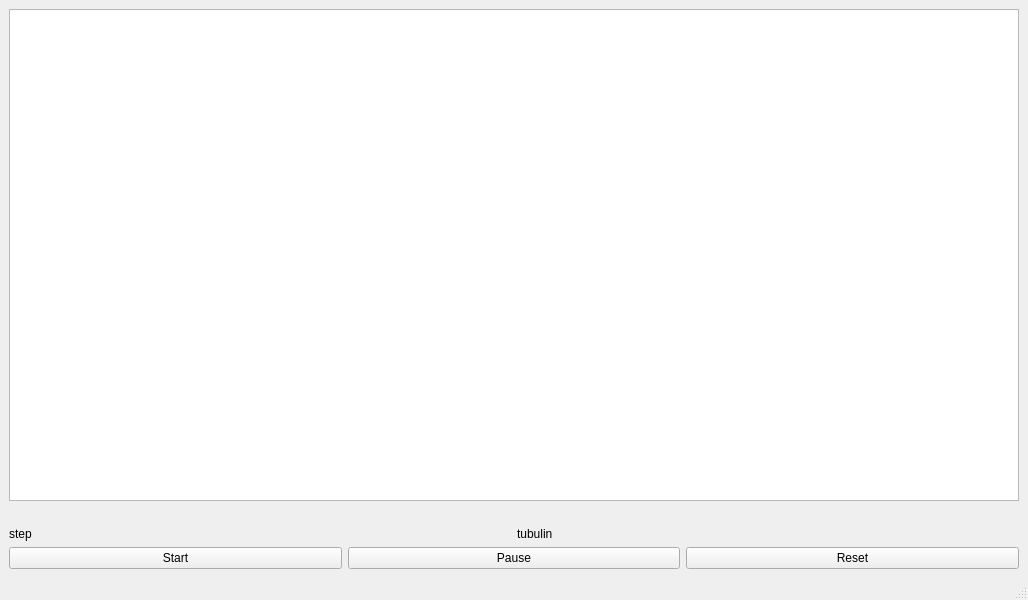
Qt form ui/mainwindow.ui (dhesenkamp/mt-dynamics) before a commit.
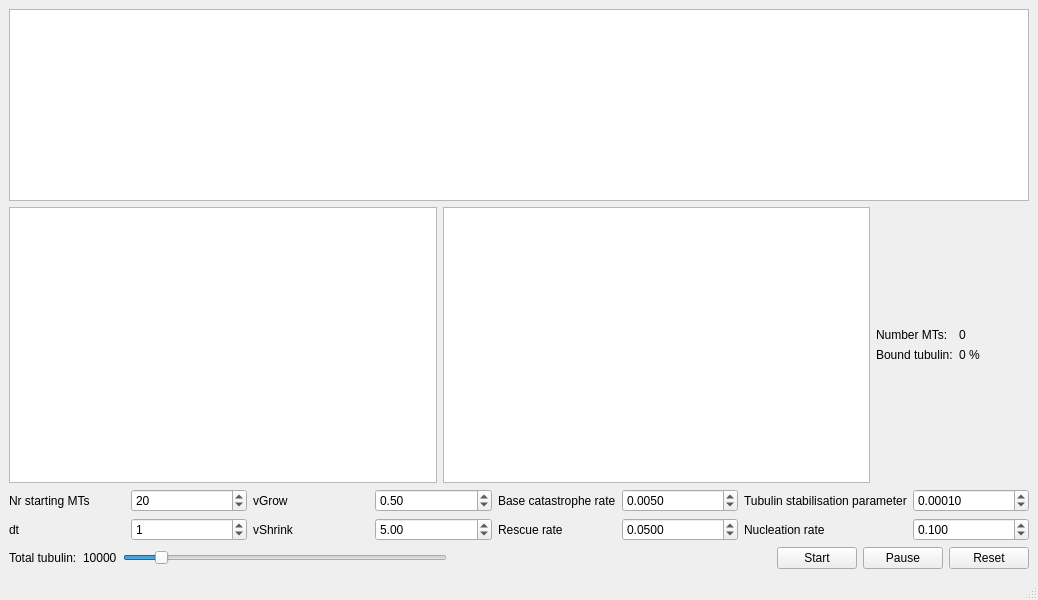
The same form after that commit. Custom widgets are drawn as their Qt base class.

Commit message: feat: add plots, controls, more functions (see README for details on core logic)

Diff of the .ui file:
```diff
--- a/ui/mainwindow.ui
+++ b/ui/mainwindow.ui
@@ -6,59 +6,295 @@
    <rect>
     <x>0</x>
     <y>0</y>
-    <width>800</width>
+    <width>1038</width>
     <height>600</height>
    </rect>
   </property>
+  <property name="sizePolicy">
+   <sizepolicy hsizetype="Preferred" vsizetype="Preferred">
+    <horstretch>0</horstretch>
+    <verstretch>0</verstretch>
+   </sizepolicy>
+  </property>
   <property name="windowTitle">
    <string>MainWindow</string>
   </property>
   <widget class="QWidget" name="centralwidget">
    <layout class="QVBoxLayout" name="verticalLayout_3">
     <item>
-     <layout class="QVBoxLayout" name="verticalLayout_2">
+     <widget class="QGraphicsView" name="graphicsView">
+      <property name="sizePolicy">
+       <sizepolicy hsizetype="Expanding" vsizetype="Minimum">
+        <horstretch>0</horstretch>
+        <verstretch>0</verstretch>
+       </sizepolicy>
+      </property>
+     </widget>
+    </item>
+    <item>
+     <layout class="QHBoxLayout" name="metricsLayout">
       <item>
-       <layout class="QHBoxLayout" name="horizontalLayout">
-        <item>
-         <widget class="QGraphicsView" name="graphicsView">
+       <widget class="QChartView" name="mtLengthChart"/>
+      </item>
+      <item>
+       <widget class="QChartView" name="tubulinChart"/>
+      </item>
+      <item>
+       <layout class="QGridLayout" name="metrics">
+        <item row="3" column="0">
+         <widget class="QLabel" name="boundTubLabel">
+          <property name="text">
+           <string>Bound tubulin:</string>
+          </property>
+         </widget>
+        </item>
+        <item row="2" column="1">
+         <widget class="QLabel" name="nrMtsDisplay">
+          <property name="text">
+           <string>0</string>
+          </property>
+         </widget>
+        </item>
+        <item row="4" column="0">
+         <spacer name="verticalSpacer">
+          <property name="orientation">
+           <enum>Qt::Orientation::Vertical</enum>
+          </property>
+          <property name="sizeHint" stdset="0">
+           <size>
+            <width>20</width>
+            <height>40</height>
+           </size>
+          </property>
+         </spacer>
+        </item>
+        <item row="2" column="0">
+         <widget class="QLabel" name="nrMtsLabel">
+          <property name="text">
+           <string>Number MTs:</string>
+          </property>
+         </widget>
+        </item>
+        <item row="3" column="1">
+         <widget class="QLabel" name="boundTubDisplay">
           <property name="minimumSize">
            <size>
-            <width>1010</width>
-            <height>110</height>
+            <width>50</width>
+            <height>0</height>
            </size>
           </property>
+          <property name="text">
+           <string>0 %</string>
+          </property>
          </widget>
         </item>
+        <item row="1" column="0">
+         <spacer name="verticalSpacer_2">
+          <property name="orientation">
+           <enum>Qt::Orientation::Vertical</enum>
+          </property>
+          <property name="sizeHint" stdset="0">
+           <size>
+            <width>20</width>
+            <height>40</height>
+           </size>
+          </property>
+         </spacer>
+        </item>
        </layout>
       </item>
+      <item>
+       <spacer name="verticalSpacer_3">
+        <property name="orientation">
+         <enum>Qt::Orientation::Vertical</enum>
+        </property>
+        <property name="sizeHint" stdset="0">
+         <size>
+          <width>20</width>
+          <height>40</height>
+         </size>
+        </property>
+       </spacer>
+      </item>
      </layout>
     </item>
     <item>
-     <spacer name="horizontalSpacer">
-      <property name="orientation">
-       <enum>Qt::Orientation::Horizontal</enum>
-      </property>
-      <property name="sizeHint" stdset="0">
-       <size>
-        <width>40</width>
-        <height>20</height>
-       </size>
-      </property>
-     </spacer>
-    </item>
-    <item>
-     <layout class="QGridLayout" name="gridLayout_2">
+     <layout class="QGridLayout" name="gridLayout">
+      <item row="0" column="2">
+       <widget class="QLabel" name="label">
+        <property name="text">
+         <string>vGrow</string>
+        </property>
+       </widget>
+      </item>
+      <item row="2" column="3">
+       <widget class="QDoubleSpinBox" name="vShrinkSpinBox">
+        <property name="maximum">
+         <double>10.000000000000000</double>
+        </property>
+        <property name="singleStep">
+         <double>0.100000000000000</double>
+        </property>
+        <property name="value">
+         <double>5.000000000000000</double>
+        </property>
+       </widget>
+      </item>
+      <item row="2" column="2">
+       <widget class="QLabel" name="label_2">
+        <property name="text">
+         <string>vShrink</string>
+        </property>
+       </widget>
+      </item>
+      <item row="2" column="6">
+       <widget class="QLabel" name="label_9">
+        <property name="text">
+         <string>Nucleation rate</string>
+        </property>
+       </widget>
+      </item>
+      <item row="0" column="6">
+       <widget class="QLabel" name="label_8">
+        <property name="text">
+         <string>Tubulin stabilisation parameter</string>
+        </property>
+       </widget>
+      </item>
+      <item row="2" column="1">
+       <widget class="QSpinBox" name="dtSpinBox">
+        <property name="minimum">
+         <number>0</number>
+        </property>
+        <property name="maximum">
+         <number>100</number>
+        </property>
+        <property name="singleStep">
+         <number>1</number>
+        </property>
+        <property name="stepType">
+         <enum>QAbstractSpinBox::StepType::DefaultStepType</enum>
+        </property>
+        <property name="value">
+         <number>1</number>
+        </property>
+        <property name="displayIntegerBase">
+         <number>10</number>
+        </property>
+       </widget>
+      </item>
+      <item row="2" column="0">
+       <widget class="QLabel" name="label_3">
+        <property name="text">
+         <string>dt</string>
+        </property>
+       </widget>
+      </item>
       <item row="0" column="0">
-       <widget class="QLabel" name="stepCountLabel">
+       <widget class="QLabel" name="label_5">
         <property name="text">
-         <string>step</string>
+         <string>Nr starting MTs</string>
+        </property>
+       </widget>
+      </item>
+      <item row="0" column="3">
+       <widget class="QDoubleSpinBox" name="vGrowSpinBox">
+        <property name="maximum">
+         <double>10.000000000000000</double>
+        </property>
+        <property name="singleStep">
+         <double>0.100000000000000</double>
+        </property>
+        <property name="value">
+         <double>0.500000000000000</double>
+        </property>
+       </widget>
+      </item>
+      <item row="0" column="4">
+       <widget class="QLabel" name="label_7">
+        <property name="text">
+         <string>Base catastrophe rate</string>
+        </property>
+       </widget>
+      </item>
+      <item row="2" column="4">
+       <widget class="QLabel" name="label_4">
+        <property name="text">
+         <string>Rescue rate</string>
         </property>
        </widget>
       </item>
       <item row="0" column="1">
-       <widget class="QLabel" name="freeTubulinLabel">
-        <property name="text">
-         <string>tubulin</string>
+       <widget class="QSpinBox" name="nrMtsSpinBox">
+        <property name="maximum">
+         <number>1000</number>
+        </property>
+        <property name="value">
+         <number>20</number>
+        </property>
+       </widget>
+      </item>
+      <item row="0" column="5">
+       <widget class="QDoubleSpinBox" name="baseCatRateSpinBox">
+        <property name="decimals">
+         <number>4</number>
+        </property>
+        <property name="maximum">
+         <double>1.000000000000000</double>
+        </property>
+        <property name="singleStep">
+         <double>0.001000000000000</double>
+        </property>
+        <property name="value">
+         <double>0.005000000000000</double>
+        </property>
+       </widget>
+      </item>
+      <item row="2" column="5">
+       <widget class="QDoubleSpinBox" name="rescueRateSpinBox">
+        <property name="decimals">
+         <number>4</number>
+        </property>
+        <property name="maximum">
+         <double>1.000000000000000</double>
+        </property>
+        <property name="singleStep">
+         <double>0.010000000000000</double>
+        </property>
+        <property name="value">
+         <double>0.050000000000000</double>
+        </property>
+       </widget>
+      </item>
+      <item row="0" column="7">
+       <widget class="QDoubleSpinBox" name="alphaSpinBox">
+        <property name="decimals">
+         <number>5</number>
+        </property>
+        <property name="maximum">
+         <double>1.000000000000000</double>
+        </property>
+        <property name="singleStep">
+         <double>0.000100000000000</double>
+        </property>
+        <property name="value">
+         <double>0.000100000000000</double>
+        </property>
+       </widget>
+      </item>
+      <item row="2" column="7">
+       <widget class="QDoubleSpinBox" name="nucRateSpinBox">
+        <property name="decimals">
+         <number>3</number>
+        </property>
+        <property name="maximum">
+         <double>1.000000000000000</double>
+        </property>
+        <property name="singleStep">
+         <double>0.100000000000000</double>
+        </property>
+        <property name="value">
+         <double>0.100000000000000</double>
         </property>
        </widget>
       </item>
@@ -66,6 +302,76 @@
     </item>
     <item>
      <layout class="QHBoxLayout" name="controls">
+      <item>
+       <widget class="QLabel" name="label_6">
+        <property name="text">
+         <string>Total tubulin:</string>
+        </property>
+       </widget>
+      </item>
+      <item>
+       <widget class="QLabel" name="totalTubDisplay">
+        <property name="text">
+         <string>10000</string>
+        </property>
+        <property name="textFormat">
+         <enum>Qt::TextFormat::AutoText</enum>
+        </property>
+       </widget>
+      </item>
+      <item>
+       <widget class="QSlider" name="totalTubSlider">
+        <property name="sizePolicy">
+         <sizepolicy hsizetype="Expanding" vsizetype="Fixed">
+          <horstretch>0</horstretch>
+          <verstretch>0</verstretch>
+         </sizepolicy>
+        </property>
+        <property name="toolTip">
+         <string/>
+        </property>
+        <property name="maximum">
+         <number>100000</number>
+        </property>
+        <property name="singleStep">
+         <number>1000</number>
+        </property>
+        <property name="pageStep">
+         <number>100</number>
+        </property>
+        <property name="value">
+         <number>10000</number>
+        </property>
+        <property name="orientation">
+         <enum>Qt::Orientation::Horizontal</enum>
+        </property>
+        <property name="invertedAppearance">
+         <bool>false</bool>
+        </property>
+        <property name="invertedControls">
+         <bool>false</bool>
+        </property>
+        <property name="tickPosition">
+         <enum>QSlider::TickPosition::NoTicks</enum>
+        </property>
+        <property name="tickInterval">
+         <number>0</number>
+        </property>
+       </widget>
+      </item>
+      <item>
+       <spacer name="horizontalSpacerControls">
+        <property name="orientation">
+         <enum>Qt::Orientation::Horizontal</enum>
+        </property>
+        <property name="sizeHint" stdset="0">
+         <size>
+          <width>40</width>
+          <height>20</height>
+         </size>
+        </property>
+       </spacer>
+      </item>
       <item>
        <widget class="QPushButton" name="startButton">
         <property name="text">
@@ -103,6 +409,18 @@
   </widget>
   <widget class="QStatusBar" name="statusbar"/>
  </widget>
+ <customwidgets>
+  <customwidget>
+   <class>QChartView</class>
+   <extends>QGraphicsView</extends>
+   <header location="global">QChartView</header>
+  </customwidget>
+ </customwidgets>
+ <tabstops>
+  <tabstop>startButton</tabstop>
+  <tabstop>pauseButton</tabstop>
+  <tabstop>resetButton</tabstop>
+ </tabstops>
  <resources/>
  <connections/>
 </ui>
```
Left out of the diff: 4 changed lines with no effect on the pictures. The commit also changes 6 other files.
